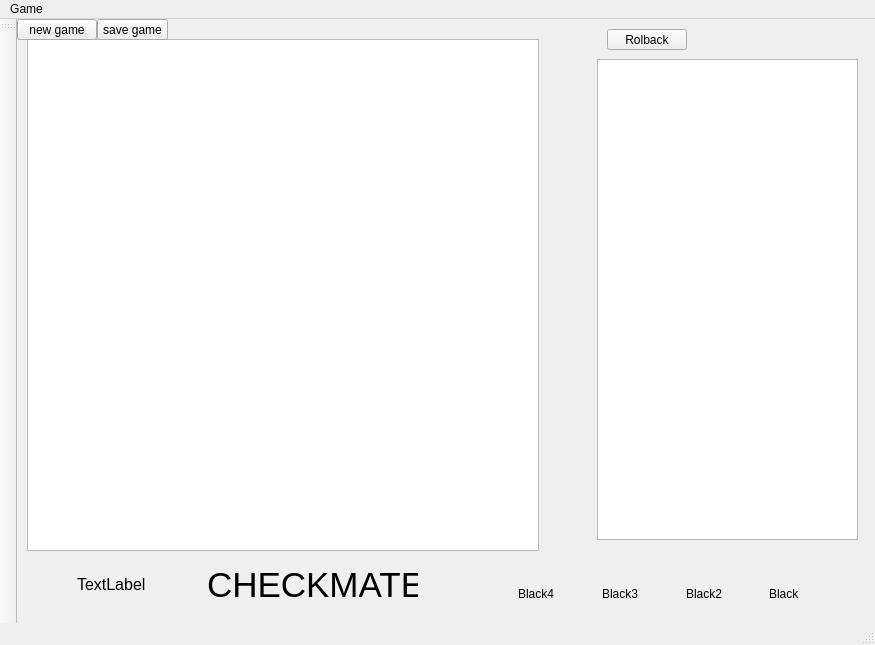
Qt form source/widgets/mainwindow.ui (KonstantinMoiseew/Chess) before a commit.
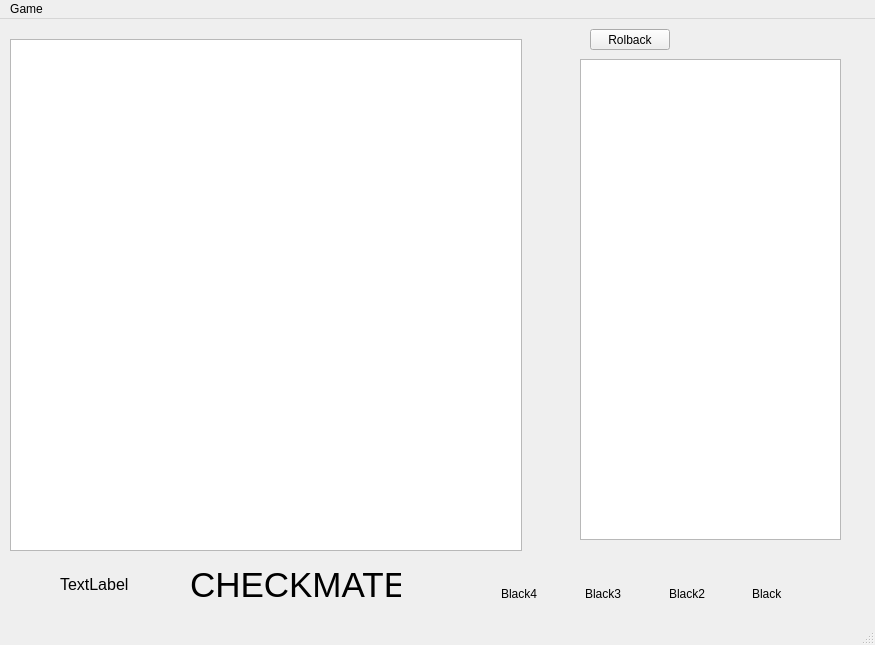
The same form after that commit. Custom widgets are drawn as their Qt base class.

Commit message: Cleaned the main window.

```diff
--- a/source/widgets/mainwindow.ui
+++ b/source/widgets/mainwindow.ui
@@ -83,32 +83,6 @@
      <string>CHECKMATE</string>
     </property>
    </widget>
-   <widget class="QPushButton" name="newgameButton">
-    <property name="geometry">
-     <rect>
-      <x>0</x>
-      <y>0</y>
-      <width>80</width>
-      <height>21</height>
-     </rect>
-    </property>
-    <property name="text">
-     <string>new game</string>
-    </property>
-   </widget>
-   <widget class="QPushButton" name="savegameButton">
-    <property name="geometry">
-     <rect>
-      <x>80</x>
-      <y>0</y>
-      <width>71</width>
-      <height>21</height>
-     </rect>
-    </property>
-    <property name="text">
-     <string>save game</string>
-    </property>
-   </widget>
    <widget class="QWidget" name="horizontalLayoutWidget">
     <property name="geometry">
      <rect>
@@ -189,14 +163,6 @@
    </widget>
    <addaction name="menuGame"/>
   </widget>
-  <widget class="QToolBar" name="mainToolBar">
-   <attribute name="toolBarArea">
-    <enum>LeftToolBarArea</enum>
-   </attribute>
-   <attribute name="toolBarBreak">
-    <bool>false</bool>
-   </attribute>
-  </widget>
   <widget class="QStatusBar" name="statusBar"/>
   <action name="actionNew">
    <property name="text">
```
The commit also changes 2 other files.
